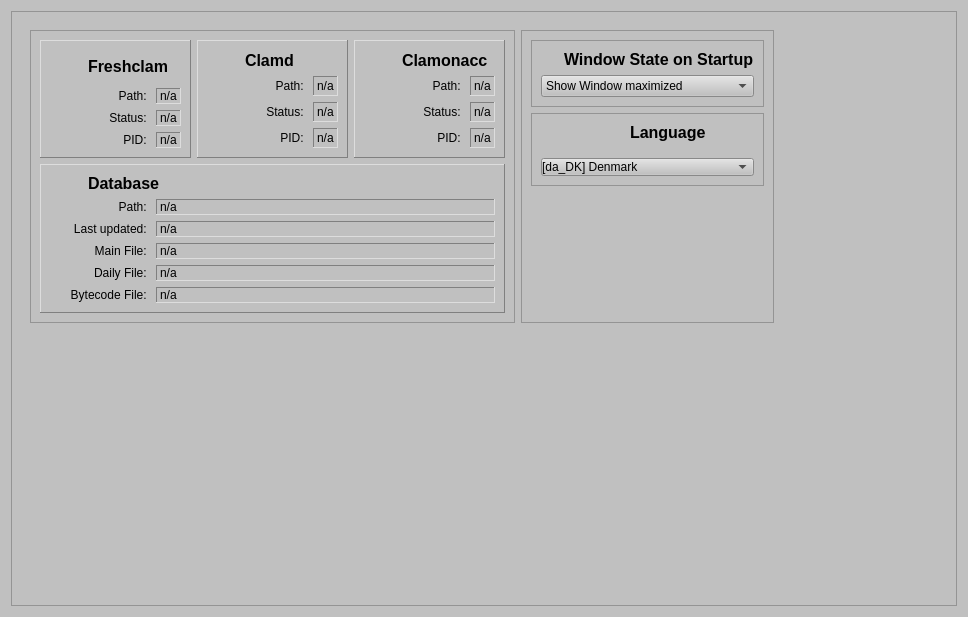
This is ui/setuptab.ui in zlukaUA/ClamAV-GUI as Qt 5 draws it before an edit. The edited form follows.
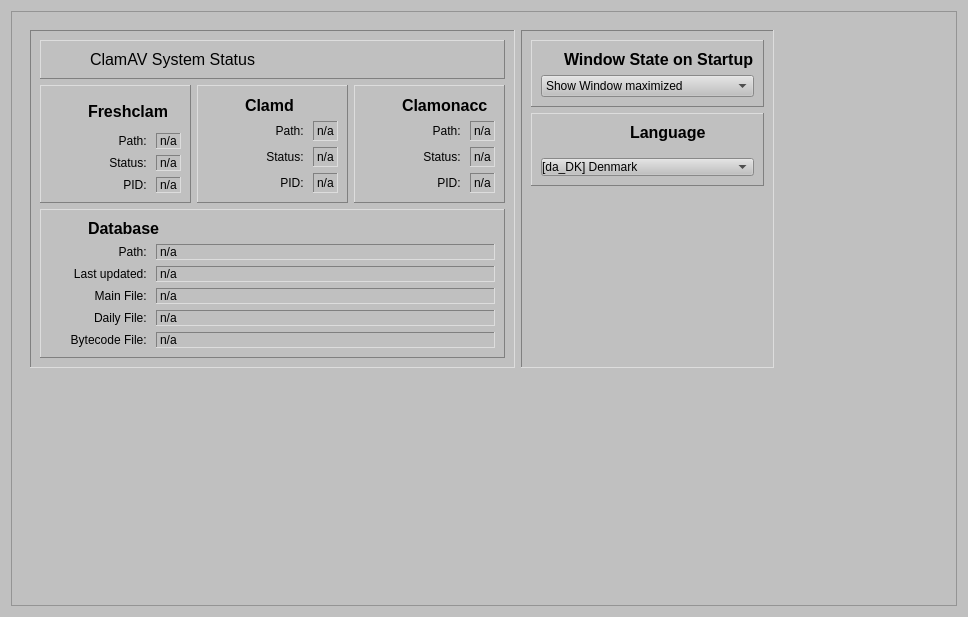
This is the edited form. Icons and pictures are not drawn.

Commit message:
UI Setup Tab
UI for Setup Tab modified for System Status

```diff
--- a/ui/setuptab.ui
+++ b/ui/setuptab.ui
@@ -44,13 +44,334 @@
             <string notr="true">background-color:#c0c0c0;</string>
            </property>
            <property name="frameShape">
-            <enum>QFrame::StyledPanel</enum>
+            <enum>QFrame::Panel</enum>
            </property>
            <property name="frameShadow">
-            <enum>QFrame::Raised</enum>
+            <enum>QFrame::Sunken</enum>
            </property>
            <layout class="QGridLayout" name="gridLayout_8">
-            <item row="2" column="1">
+            <item row="1" column="2" colspan="2">
+             <widget class="QFrame" name="clamonaccFrame">
+              <property name="frameShape">
+               <enum>QFrame::Panel</enum>
+              </property>
+              <property name="frameShadow">
+               <enum>QFrame::Raised</enum>
+              </property>
+              <layout class="QGridLayout" name="gridLayout_6">
+               <item row="2" column="0">
+                <widget class="QLabel" name="clamonaccStatusLabel">
+                 <property name="minimumSize">
+                  <size>
+                   <width>100</width>
+                   <height>0</height>
+                  </size>
+                 </property>
+                 <property name="maximumSize">
+                  <size>
+                   <width>100</width>
+                   <height>16777215</height>
+                  </size>
+                 </property>
+                 <property name="text">
+                  <string>Status: </string>
+                 </property>
+                 <property name="alignment">
+                  <set>Qt::AlignRight|Qt::AlignTrailing|Qt::AlignVCenter</set>
+                 </property>
+                </widget>
+               </item>
+               <item row="1" column="1">
+                <widget class="QLabel" name="clamonaccPath">
+                 <property name="maximumSize">
+                  <size>
+                   <width>16777215</width>
+                   <height>16777215</height>
+                  </size>
+                 </property>
+                 <property name="frameShape">
+                  <enum>QFrame::Panel</enum>
+                 </property>
+                 <property name="frameShadow">
+                  <enum>QFrame::Sunken</enum>
+                 </property>
+                 <property name="text">
+                  <string>n/a</string>
+                 </property>
+                </widget>
+               </item>
+               <item row="3" column="1">
+                <widget class="QLabel" name="clamonaccPID">
+                 <property name="maximumSize">
+                  <size>
+                   <width>16777215</width>
+                   <height>16777215</height>
+                  </size>
+                 </property>
+                 <property name="frameShape">
+                  <enum>QFrame::Panel</enum>
+                 </property>
+                 <property name="frameShadow">
+                  <enum>QFrame::Sunken</enum>
+                 </property>
+                 <property name="text">
+                  <string>n/a</string>
+                 </property>
+                </widget>
+               </item>
+               <item row="2" column="1">
+                <widget class="QLabel" name="clamonaccStatus">
+                 <property name="maximumSize">
+                  <size>
+                   <width>16777215</width>
+                   <height>16777215</height>
+                  </size>
+                 </property>
+                 <property name="frameShape">
+                  <enum>QFrame::Panel</enum>
+                 </property>
+                 <property name="frameShadow">
+                  <enum>QFrame::Sunken</enum>
+                 </property>
+                 <property name="text">
+                  <string>n/a</string>
+                 </property>
+                </widget>
+               </item>
+               <item row="1" column="0">
+                <widget class="QLabel" name="clamonaccPathLabel">
+                 <property name="minimumSize">
+                  <size>
+                   <width>100</width>
+                   <height>0</height>
+                  </size>
+                 </property>
+                 <property name="maximumSize">
+                  <size>
+                   <width>100</width>
+                   <height>16777215</height>
+                  </size>
+                 </property>
+                 <property name="text">
+                  <string>Path: </string>
+                 </property>
+                 <property name="alignment">
+                  <set>Qt::AlignRight|Qt::AlignTrailing|Qt::AlignVCenter</set>
+                 </property>
+                </widget>
+               </item>
+               <item row="3" column="0">
+                <widget class="QLabel" name="clamonaccPIDLabel">
+                 <property name="minimumSize">
+                  <size>
+                   <width>100</width>
+                   <height>0</height>
+                  </size>
+                 </property>
+                 <property name="maximumSize">
+                  <size>
+                   <width>100</width>
+                   <height>16777215</height>
+                  </size>
+                 </property>
+                 <property name="text">
+                  <string>PID: </string>
+                 </property>
+                 <property name="alignment">
+                  <set>Qt::AlignRight|Qt::AlignTrailing|Qt::AlignVCenter</set>
+                 </property>
+                </widget>
+               </item>
+               <item row="0" column="0" colspan="2">
+                <layout class="QHBoxLayout" name="clamonaccHeaderLayout">
+                 <item>
+                  <widget class="QLabel" name="clamonaccHeaderIconLabel">
+                   <property name="maximumSize">
+                    <size>
+                     <width>32</width>
+                     <height>32</height>
+                    </size>
+                   </property>
+                   <property name="text">
+                    <string/>
+                   </property>
+                   <property name="pixmap">
+                    <pixmap resource="../resources.qrc">:/icons/icons/onaccess.png</pixmap>
+                   </property>
+                   <property name="scaledContents">
+                    <bool>true</bool>
+                   </property>
+                  </widget>
+                 </item>
+                 <item>
+                  <widget class="QLabel" name="clamonaccHeaderLabel">
+                   <property name="styleSheet">
+                    <string notr="true">font-size:16px;font-weight:bold</string>
+                   </property>
+                   <property name="text">
+                    <string>Clamonacc</string>
+                   </property>
+                  </widget>
+                 </item>
+                </layout>
+               </item>
+              </layout>
+             </widget>
+            </item>
+            <item row="1" column="0">
+             <widget class="QFrame" name="freshclamFrame">
+              <property name="frameShape">
+               <enum>QFrame::Panel</enum>
+              </property>
+              <property name="frameShadow">
+               <enum>QFrame::Raised</enum>
+              </property>
+              <layout class="QGridLayout" name="gridLayout">
+               <item row="3" column="0">
+                <widget class="QLabel" name="freshclamPIDLabel">
+                 <property name="minimumSize">
+                  <size>
+                   <width>100</width>
+                   <height>0</height>
+                  </size>
+                 </property>
+                 <property name="maximumSize">
+                  <size>
+                   <width>100</width>
+                   <height>16777215</height>
+                  </size>
+                 </property>
+                 <property name="text">
+                  <string>PID: </string>
+                 </property>
+                 <property name="alignment">
+                  <set>Qt::AlignRight|Qt::AlignTrailing|Qt::AlignVCenter</set>
+                 </property>
+                </widget>
+               </item>
+               <item row="2" column="0">
+                <widget class="QLabel" name="freshclamStatusLabel">
+                 <property name="minimumSize">
+                  <size>
+                   <width>100</width>
+                   <height>0</height>
+                  </size>
+                 </property>
+                 <property name="maximumSize">
+                  <size>
+                   <width>100</width>
+                   <height>16777215</height>
+                  </size>
+                 </property>
+                 <property name="text">
+                  <string>Status: </string>
+                 </property>
+                 <property name="alignment">
+                  <set>Qt::AlignRight|Qt::AlignTrailing|Qt::AlignVCenter</set>
+                 </property>
+                </widget>
+               </item>
+               <item row="3" column="1">
+                <widget class="QLabel" name="freshclamPID">
+                 <property name="frameShape">
+                  <enum>QFrame::Panel</enum>
+                 </property>
+                 <property name="frameShadow">
+                  <enum>QFrame::Sunken</enum>
+                 </property>
+                 <property name="text">
+                  <string>n/a</string>
+                 </property>
+                </widget>
+               </item>
+               <item row="0" column="0" colspan="2">
+                <layout class="QHBoxLayout" name="freshclamHeaderLayout">
+                 <item>
+                  <widget class="QLabel" name="freshclamHeaderIconLabel">
+                   <property name="minimumSize">
+                    <size>
+                     <width>32</width>
+                     <height>32</height>
+                    </size>
+                   </property>
+                   <property name="maximumSize">
+                    <size>
+                     <width>32</width>
+                     <height>32</height>
+                    </size>
+                   </property>
+                   <property name="text">
+                    <string/>
+                   </property>
+                   <property name="pixmap">
+                    <pixmap resource="../resources.qrc">:/icons/icons/freshclam.png</pixmap>
+                   </property>
+                  </widget>
+                 </item>
+                 <item>
+                  <widget class="QLabel" name="freshclamHeaderLabel">
+                   <property name="styleSheet">
+                    <string notr="true">font-size:16px;font-weight:bold</string>
+                   </property>
+                   <property name="text">
+                    <string>Freshclam</string>
+                   </property>
+                  </widget>
+                 </item>
+                </layout>
+               </item>
+               <item row="2" column="1">
+                <widget class="QLabel" name="freshclamStatus">
+                 <property name="frameShape">
+                  <enum>QFrame::Panel</enum>
+                 </property>
+                 <property name="frameShadow">
+                  <enum>QFrame::Sunken</enum>
+                 </property>
+                 <property name="text">
+                  <string>n/a</string>
+                 </property>
+                </widget>
+               </item>
+               <item row="1" column="0">
+                <widget class="QLabel" name="freshclamPathLabel">
+                 <property name="minimumSize">
+                  <size>
+                   <width>100</width>
+                   <height>0</height>
+                  </size>
+                 </property>
+                 <property name="maximumSize">
+                  <size>
+                   <width>100</width>
+                   <height>16777215</height>
+                  </size>
+                 </property>
+                 <property name="text">
+                  <string>Path: </string>
+                 </property>
+                 <property name="alignment">
+                  <set>Qt::AlignRight|Qt::AlignTrailing|Qt::AlignVCenter</set>
+                 </property>
+                </widget>
+               </item>
+               <item row="1" column="1">
+                <widget class="QLabel" name="freshclamPath">
+                 <property name="frameShape">
+                  <enum>QFrame::Panel</enum>
+                 </property>
+                 <property name="frameShadow">
+                  <enum>QFrame::Sunken</enum>
+                 </property>
+                 <property name="text">
+                  <string>n/a</string>
+                 </property>
+                </widget>
+               </item>
+              </layout>
+             </widget>
+            </item>
+            <item row="1" column="1">
              <widget class="QFrame" name="clamdFrame">
               <property name="frameShape">
                <enum>QFrame::Panel</enum>
@@ -200,328 +521,7 @@
               </layout>
              </widget>
             </item>
-            <item row="2" column="0">
-             <widget class="QFrame" name="freshclamFrame">
-              <property name="frameShape">
-               <enum>QFrame::Panel</enum>
-              </property>
-              <property name="frameShadow">
-               <enum>QFrame::Raised</enum>
-              </property>
-              <layout class="QGridLayout" name="gridLayout">
-               <item row="0" column="0" colspan="2">
-                <layout class="QHBoxLayout" name="horizontalLayout">
-                 <item>
-                  <widget class="QLabel" name="label_3">
-                   <property name="minimumSize">
-                    <size>
-                     <width>32</width>
-                     <height>32</height>
-                    </size>
-                   </property>
-                   <property name="maximumSize">
-                    <size>
-                     <width>32</width>
-                     <height>32</height>
-                    </size>
-                   </property>
-                   <property name="text">
-                    <string/>
-                   </property>
-                   <property name="pixmap">
-                    <pixmap resource="../resources.qrc">:/icons/icons/freshclam.png</pixmap>
-                   </property>
-                  </widget>
-                 </item>
-                 <item>
-                  <widget class="QLabel" name="label_2">
-                   <property name="styleSheet">
-                    <string notr="true">font-size:16px;font-weight:bold</string>
-                   </property>
-                   <property name="text">
-                    <string>Freshclam</string>
-                   </property>
-                  </widget>
-                 </item>
-                </layout>
-               </item>
-               <item row="1" column="0">
-                <widget class="QLabel" name="freshclamPathLabel">
-                 <property name="minimumSize">
-                  <size>
-                   <width>100</width>
-                   <height>0</height>
-                  </size>
-                 </property>
-                 <property name="maximumSize">
-                  <size>
-                   <width>100</width>
-                   <height>16777215</height>
-                  </size>
-                 </property>
-                 <property name="text">
-                  <string>Path: </string>
-                 </property>
-                 <property name="alignment">
-                  <set>Qt::AlignRight|Qt::AlignTrailing|Qt::AlignVCenter</set>
-                 </property>
-                </widget>
-               </item>
-               <item row="1" column="1">
-                <widget class="QLabel" name="freshclamPath">
-                 <property name="frameShape">
-                  <enum>QFrame::Panel</enum>
-                 </property>
-                 <property name="frameShadow">
-                  <enum>QFrame::Sunken</enum>
-                 </property>
-                 <property name="text">
-                  <string>n/a</string>
-                 </property>
-                </widget>
-               </item>
-               <item row="2" column="0">
-                <widget class="QLabel" name="freshclamStatusLabel">
-                 <property name="minimumSize">
-                  <size>
-                   <width>100</width>
-                   <height>0</height>
-                  </size>
-                 </property>
-                 <property name="maximumSize">
-                  <size>
-                   <width>100</width>
-                   <height>16777215</height>
-                  </size>
-                 </property>
-                 <property name="text">
-                  <string>Status: </string>
-                 </property>
-                 <property name="alignment">
-                  <set>Qt::AlignRight|Qt::AlignTrailing|Qt::AlignVCenter</set>
-                 </property>
-                </widget>
-               </item>
-               <item row="2" column="1">
-                <widget class="QLabel" name="freshclamStatus">
-                 <property name="frameShape">
-                  <enum>QFrame::Panel</enum>
-                 </property>
-                 <property name="frameShadow">
-                  <enum>QFrame::Sunken</enum>
-                 </property>
-                 <property name="text">
-                  <string>n/a</string>
-                 </property>
-                </widget>
-               </item>
-               <item row="3" column="0">
-                <widget class="QLabel" name="freshclamPIDLabel">
-                 <property name="minimumSize">
-                  <size>
-                   <width>100</width>
-                   <height>0</height>
-                  </size>
-                 </property>
-                 <property name="maximumSize">
-                  <size>
-                   <width>100</width>
-                   <height>16777215</height>
-                  </size>
-                 </property>
-                 <property name="text">
-                  <string>PID: </string>
-                 </property>
-                 <property name="alignment">
-                  <set>Qt::AlignRight|Qt::AlignTrailing|Qt::AlignVCenter</set>
-                 </property>
-                </widget>
-               </item>
-               <item row="3" column="1">
-                <widget class="QLabel" name="freshclamPID">
-                 <property name="frameShape">
-                  <enum>QFrame::Panel</enum>
-                 </property>
-                 <property name="frameShadow">
-                  <enum>QFrame::Sunken</enum>
-                 </property>
-                 <property name="text">
-                  <string>n/a</string>
-                 </property>
-                </widget>
-               </item>
-              </layout>
-             </widget>
-            </item>
-            <item row="2" column="2" colspan="2">
-             <widget class="QFrame" name="clamonaccFrame">
-              <property name="frameShape">
-               <enum>QFrame::Panel</enum>
-              </property>
-              <property name="frameShadow">
-               <enum>QFrame::Raised</enum>
-              </property>
-              <layout class="QGridLayout" name="gridLayout_6">
-               <item row="2" column="0">
-                <widget class="QLabel" name="clamonaccStatusLabel">
-                 <property name="minimumSize">
-                  <size>
-                   <width>100</width>
-                   <height>0</height>
-                  </size>
-                 </property>
-                 <property name="maximumSize">
-                  <size>
-                   <width>100</width>
-                   <height>16777215</height>
-                  </size>
-                 </property>
-                 <property name="text">
-                  <string>Status: </string>
-                 </property>
-                 <property name="alignment">
-                  <set>Qt::AlignRight|Qt::AlignTrailing|Qt::AlignVCenter</set>
-                 </property>
-                </widget>
-               </item>
-               <item row="1" column="1">
-                <widget class="QLabel" name="clamonaccPath">
-                 <property name="maximumSize">
-                  <size>
-                   <width>16777215</width>
-                   <height>16777215</height>
-                  </size>
-                 </property>
-                 <property name="frameShape">
-                  <enum>QFrame::Panel</enum>
-                 </property>
-                 <property name="frameShadow">
-                  <enum>QFrame::Sunken</enum>
-                 </property>
-                 <property name="text">
-                  <string>n/a</string>
-                 </property>
-                </widget>
-               </item>
-               <item row="3" column="1">
-                <widget class="QLabel" name="clamonaccPID">
-                 <property name="maximumSize">
-                  <size>
-                   <width>16777215</width>
-                   <height>16777215</height>
-                  </size>
-                 </property>
-                 <property name="frameShape">
-                  <enum>QFrame::Panel</enum>
-                 </property>
-                 <property name="frameShadow">
-                  <enum>QFrame::Sunken</enum>
-                 </property>
-                 <property name="text">
-                  <string>n/a</string>
-                 </property>
-                </widget>
-               </item>
-               <item row="2" column="1">
-                <widget class="QLabel" name="clamonaccStatus">
-                 <property name="maximumSize">
-                  <size>
-                   <width>16777215</width>
-                   <height>16777215</height>
-                  </size>
-                 </property>
-                 <property name="frameShape">
-                  <enum>QFrame::Panel</enum>
-                 </property>
-                 <property name="frameShadow">
-                  <enum>QFrame::Sunken</enum>
-                 </property>
-                 <property name="text">
-                  <string>n/a</string>
-                 </property>
-                </widget>
-               </item>
-               <item row="1" column="0">
-                <widget class="QLabel" name="clamonaccPathLabel">
-                 <property name="minimumSize">
-                  <size>
-                   <width>100</width>
-                   <height>0</height>
-                  </size>
-                 </property>
-                 <property name="maximumSize">
-                  <size>
-                   <width>100</width>
-                   <height>16777215</height>
-                  </size>
-                 </property>
-                 <property name="text">
-                  <string>Path: </string>
-                 </property>
-                 <property name="alignment">
-                  <set>Qt::AlignRight|Qt::AlignTrailing|Qt::AlignVCenter</set>
-                 </property>
-                </widget>
-               </item>
-               <item row="3" column="0">
-                <widget class="QLabel" name="clamonaccPIDLabel">
-                 <property name="minimumSize">
-                  <size>
-                   <width>100</width>
-                   <height>0</height>
-                  </size>
-                 </property>
-                 <property name="maximumSize">
-                  <size>
-                   <width>100</width>
-                   <height>16777215</height>
-                  </size>
-                 </property>
-                 <property name="text">
-                  <string>PID: </string>
-                 </property>
-                 <property name="alignment">
-                  <set>Qt::AlignRight|Qt::AlignTrailing|Qt::AlignVCenter</set>
-                 </property>
-                </widget>
-               </item>
-               <item row="0" column="0" colspan="2">
-                <layout class="QHBoxLayout" name="horizontalLayout_3">
-                 <item>
-                  <widget class="QLabel" name="label_6">
-                   <property name="maximumSize">
-                    <size>
-                     <width>32</width>
-                     <height>32</height>
-                    </size>
-                   </property>
-                   <property name="text">
-                    <string/>
-                   </property>
-                   <property name="pixmap">
-                    <pixmap resource="../resources.qrc">:/icons/icons/onaccess.png</pixmap>
-                   </property>
-                   <property name="scaledContents">
-                    <bool>true</bool>
-                   </property>
-                  </widget>
-                 </item>
-                 <item>
-                  <widget class="QLabel" name="label_7">
-                   <property name="styleSheet">
-                    <string notr="true">font-size:16px;font-weight:bold</string>
-                   </property>
-                   <property name="text">
-                    <string>Clamonacc</string>
-                   </property>
-                  </widget>
-                 </item>
-                </layout>
-               </item>
-              </layout>
-             </widget>
-            </item>
-            <item row="3" column="0" colspan="4">
+            <item row="2" column="0" colspan="4">
              <widget class="QFrame" name="databaseFrame">
               <property name="frameShape">
                <enum>QFrame::Panel</enum>
@@ -532,6 +532,12 @@
               <layout class="QGridLayout" name="gridLayout_7">
                <item row="4" column="1">
                 <widget class="QLabel" name="databaseDailyFile">
+                 <property name="sizePolicy">
+                  <sizepolicy hsizetype="MinimumExpanding" vsizetype="Preferred">
+                   <horstretch>0</horstretch>
+                   <verstretch>0</verstretch>
+                  </sizepolicy>
+                 </property>
                  <property name="maximumSize">
                   <size>
                    <width>16777215</width>
@@ -584,6 +590,12 @@
                </item>
                <item row="5" column="0">
                 <widget class="QLabel" name="databaseBytecodeFileLabel">
+                 <property name="sizePolicy">
+                  <sizepolicy hsizetype="Minimum" vsizetype="Preferred">
+                   <horstretch>0</horstretch>
+                   <verstretch>0</verstretch>
+                  </sizepolicy>
+                 </property>
                  <property name="minimumSize">
                   <size>
                    <width>100</width>
@@ -592,7 +604,7 @@
                  </property>
                  <property name="maximumSize">
                   <size>
-                   <width>100</width>
+                   <width>16777215</width>
                    <height>16777215</height>
                   </size>
                  </property>
@@ -606,6 +618,12 @@
                </item>
                <item row="4" column="0">
                 <widget class="QLabel" name="databaseDailyFileLabel">
+                 <property name="sizePolicy">
+                  <sizepolicy hsizetype="Minimum" vsizetype="Preferred">
+                   <horstretch>0</horstretch>
+                   <verstretch>0</verstretch>
+                  </sizepolicy>
+                 </property>
                  <property name="minimumSize">
                   <size>
                    <width>100</width>
@@ -614,7 +632,7 @@
                  </property>
                  <property name="maximumSize">
                   <size>
-                   <width>100</width>
+                   <width>16777215</width>
                    <height>16777215</height>
                   </size>
                  </property>
@@ -628,6 +646,12 @@
                </item>
                <item row="3" column="1">
                 <widget class="QLabel" name="databaseMainFile">
+                 <property name="sizePolicy">
+                  <sizepolicy hsizetype="MinimumExpanding" vsizetype="Preferred">
+                   <horstretch>0</horstretch>
+                   <verstretch>0</verstretch>
+                  </sizepolicy>
+                 </property>
                  <property name="maximumSize">
                   <size>
                    <width>16777215</width>
@@ -647,6 +671,12 @@
                </item>
                <item row="2" column="1">
                 <widget class="QLabel" name="databaseLastUpdate">
+                 <property name="sizePolicy">
+                  <sizepolicy hsizetype="MinimumExpanding" vsizetype="Preferred">
+                   <horstretch>0</horstretch>
+                   <verstretch>0</verstretch>
+                  </sizepolicy>
+                 </property>
                  <property name="maximumSize">
                   <size>
                    <width>16777215</width>
@@ -666,6 +696,12 @@
                </item>
                <item row="1" column="1">
                 <widget class="QLabel" name="databasePath">
+                 <property name="sizePolicy">
+                  <sizepolicy hsizetype="MinimumExpanding" vsizetype="Preferred">
+                   <horstretch>0</horstretch>
+                   <verstretch>0</verstretch>
+                  </sizepolicy>
+                 </property>
                  <property name="maximumSize">
                   <size>
                    <width>16777215</width>
@@ -685,6 +721,12 @@
                </item>
                <item row="3" column="0">
                 <widget class="QLabel" name="databaseMainFileLabel">
+                 <property name="sizePolicy">
+                  <sizepolicy hsizetype="Minimum" vsizetype="Preferred">
+                   <horstretch>0</horstretch>
+                   <verstretch>0</verstretch>
+                  </sizepolicy>
+                 </property>
                  <property name="minimumSize">
                   <size>
                    <width>100</width>
@@ -693,7 +735,7 @@
                  </property>
                  <property name="maximumSize">
                   <size>
-                   <width>100</width>
+                   <width>16777215</width>
                    <height>16777215</height>
                   </size>
                  </property>
@@ -707,15 +749,21 @@
                </item>
                <item row="1" column="0">
                 <widget class="QLabel" name="databasePathLabel">
+                 <property name="sizePolicy">
+                  <sizepolicy hsizetype="Minimum" vsizetype="Preferred">
+                   <horstretch>0</horstretch>
+                   <verstretch>0</verstretch>
+                  </sizepolicy>
+                 </property>
                  <property name="minimumSize">
                   <size>
-                   <width>100</width>
+                   <width>0</width>
                    <height>0</height>
                   </size>
                  </property>
                  <property name="maximumSize">
                   <size>
-                   <width>100</width>
+                   <width>16777215</width>
                    <height>16777215</height>
                   </size>
                  </property>
@@ -732,6 +780,12 @@
                </item>
                <item row="2" column="0">
                 <widget class="QLabel" name="databaseLastUpdateLabel">
+                 <property name="sizePolicy">
+                  <sizepolicy hsizetype="Minimum" vsizetype="Preferred">
+                   <horstretch>0</horstretch>
+                   <verstretch>0</verstretch>
+                  </sizepolicy>
+                 </property>
                  <property name="minimumSize">
                   <size>
                    <width>100</width>
@@ -740,7 +794,7 @@
                  </property>
                  <property name="maximumSize">
                   <size>
-                   <width>100</width>
+                   <width>16777215</width>
                    <height>16777215</height>
                   </size>
                  </property>
@@ -754,6 +808,12 @@
                </item>
                <item row="5" column="1">
                 <widget class="QLabel" name="databaseBytecodeFile">
+                 <property name="sizePolicy">
+                  <sizepolicy hsizetype="MinimumExpanding" vsizetype="Preferred">
+                   <horstretch>0</horstretch>
+                   <verstretch>0</verstretch>
+                  </sizepolicy>
+                 </property>
                  <property name="maximumSize">
                   <size>
                    <width>16777215</width>
@@ -774,16 +834,60 @@
               </layout>
              </widget>
             </item>
+            <item row="0" column="0" colspan="4">
+             <widget class="QFrame" name="clamavSysteStatusHeaderFrame">
+              <property name="frameShape">
+               <enum>QFrame::Panel</enum>
+              </property>
+              <property name="frameShadow">
+               <enum>QFrame::Raised</enum>
+              </property>
+              <layout class="QHBoxLayout" name="horizontalLayout_5">
+               <item>
+                <widget class="QLabel" name="clamavSystemStatusHeaderIconLabel">
+                 <property name="maximumSize">
+                  <size>
+                   <width>34</width>
+                   <height>34</height>
+                  </size>
+                 </property>
+                 <property name="styleSheet">
+                  <string notr="true">Font-size:16px;</string>
+                 </property>
+                 <property name="text">
+                  <string/>
+                 </property>
+                 <property name="pixmap">
+                  <pixmap resource="../resources.qrc">:/icons/icons/systemstatus.png</pixmap>
+                 </property>
+                 <property name="scaledContents">
+                  <bool>true</bool>
+                 </property>
+                </widget>
+               </item>
+               <item>
+                <widget class="QLabel" name="clamavSystemStatusHeaderLabel">
+                 <property name="styleSheet">
+                  <string notr="true">font-size:16px;</string>
+                 </property>
+                 <property name="text">
+                  <string>ClamAV System Status</string>
+                 </property>
+                </widget>
+               </item>
+              </layout>
+             </widget>
+            </item>
            </layout>
           </widget>
          </item>
          <item row="0" column="1">
           <widget class="QFrame" name="frame_2">
            <property name="frameShape">
-            <enum>QFrame::StyledPanel</enum>
+            <enum>QFrame::Panel</enum>
            </property>
            <property name="frameShadow">
-            <enum>QFrame::Raised</enum>
+            <enum>QFrame::Sunken</enum>
            </property>
            <layout class="QVBoxLayout" name="verticalLayout_2">
             <item>
@@ -792,7 +896,7 @@
                <string notr="true">background-color:#c0c0c0;</string>
               </property>
               <property name="frameShape">
-               <enum>QFrame::StyledPanel</enum>
+               <enum>QFrame::Panel</enum>
               </property>
               <property name="frameShadow">
                <enum>QFrame::Raised</enum>
@@ -844,7 +948,7 @@
                <string notr="true">background-color:#c0c0c0</string>
               </property>
               <property name="frameShape">
-               <enum>QFrame::StyledPanel</enum>
+               <enum>QFrame::Panel</enum>
               </property>
               <property name="frameShadow">
                <enum>QFrame::Raised</enum>
```
Left out of the diff: 38 changed lines with no effect on the pictures.
